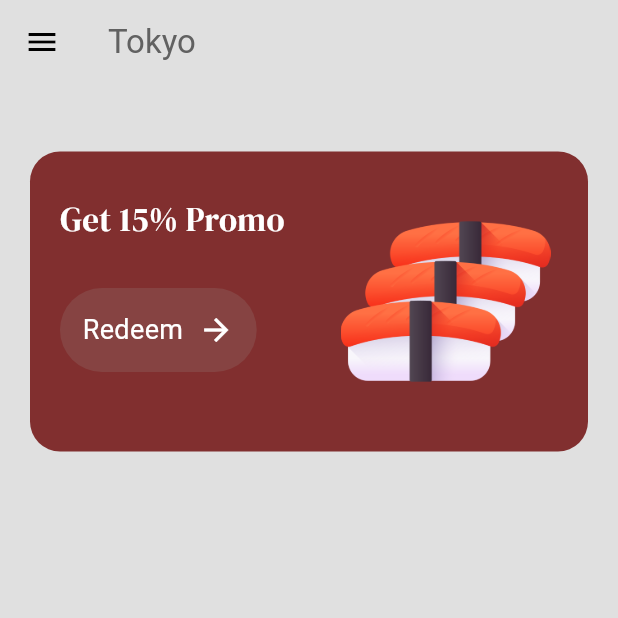
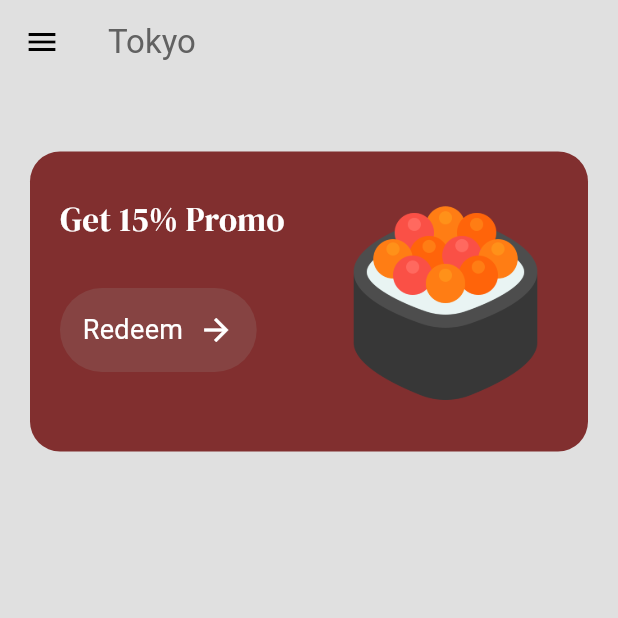
Before and after one commit to sdfasdfasasdf/proejct, a Flutter app: the MenuPage screen opened by its route, on a phone screen of 412 x 824 dp, the top half of it. Run offline on Flutter 3.47's test engine with Material 3 defaults, Android fonts, the phone set to English and light mode, and no system bars; our stand-ins replace google_fonts.

Commit message:
first commit

```diff
--- a/lib/pages/menu_page.dart
+++ b/lib/pages/menu_page.dart
@@ -49,13 +49,12 @@ class _MenuPageState extends State<MenuPage> {
                           ),
                         ),
 
-                        const SizedBox(height: 30
-                        ),
+                        const SizedBox(height: 30),
                         MyButton(text: 'Redeem', onTap: () {}),
                       ],
                     ),
                     Image.asset(
-                      'lib/images/sushi.png',
+                      'lib/images/image.png',
                       width: 150,
                       height: 150,
                     ),
```
Also changed, not shown: 1 other file.
